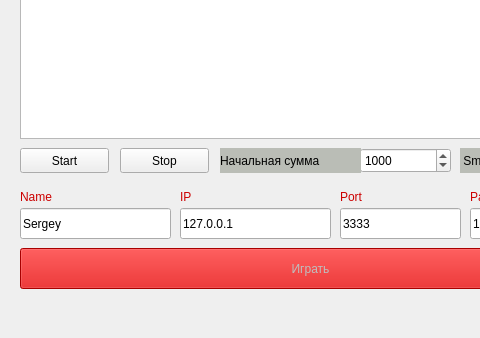
This is netserverwindow.ui in ChabanovSN/Poker as Qt 5 draws it before an edit; both pictures show x 0 to 480 and y 82 to 420 of the 620 by 420 pixel window. The edited form follows.
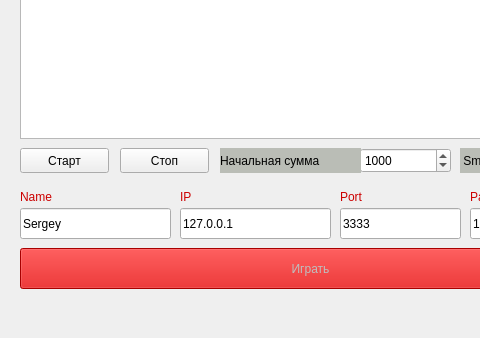
This is the edited form.

What changed in the file:
```diff
--- a/netserverwindow.ui
+++ b/netserverwindow.ui
@@ -232,32 +232,6 @@
      <string>Играть</string>
     </property>
    </widget>
-   <widget class="QPushButton" name="stoping">
-    <property name="geometry">
-     <rect>
-      <x>120</x>
-      <y>230</y>
-      <width>89</width>
-      <height>25</height>
-     </rect>
-    </property>
-    <property name="text">
-     <string>Stop</string>
-    </property>
-   </widget>
-   <widget class="QPushButton" name="starting">
-    <property name="geometry">
-     <rect>
-      <x>20</x>
-      <y>230</y>
-      <width>89</width>
-      <height>25</height>
-     </rect>
-    </property>
-    <property name="text">
-     <string>Start</string>
-    </property>
-   </widget>
    <widget class="QLabel" name="labelBlind">
     <property name="geometry">
      <rect>
@@ -334,6 +308,32 @@
      <string>Начальная сумма</string>
     </property>
    </widget>
+   <widget class="QPushButton" name="start">
+    <property name="geometry">
+     <rect>
+      <x>20</x>
+      <y>230</y>
+      <width>89</width>
+      <height>25</height>
+     </rect>
+    </property>
+    <property name="text">
+     <string>Старт</string>
+    </property>
+   </widget>
+   <widget class="QPushButton" name="stop">
+    <property name="geometry">
+     <rect>
+      <x>120</x>
+      <y>230</y>
+      <width>89</width>
+      <height>25</height>
+     </rect>
+    </property>
+    <property name="text">
+     <string>Стоп</string>
+    </property>
+   </widget>
   </widget>
   <widget class="QMenuBar" name="menubar">
    <property name="geometry">
```
